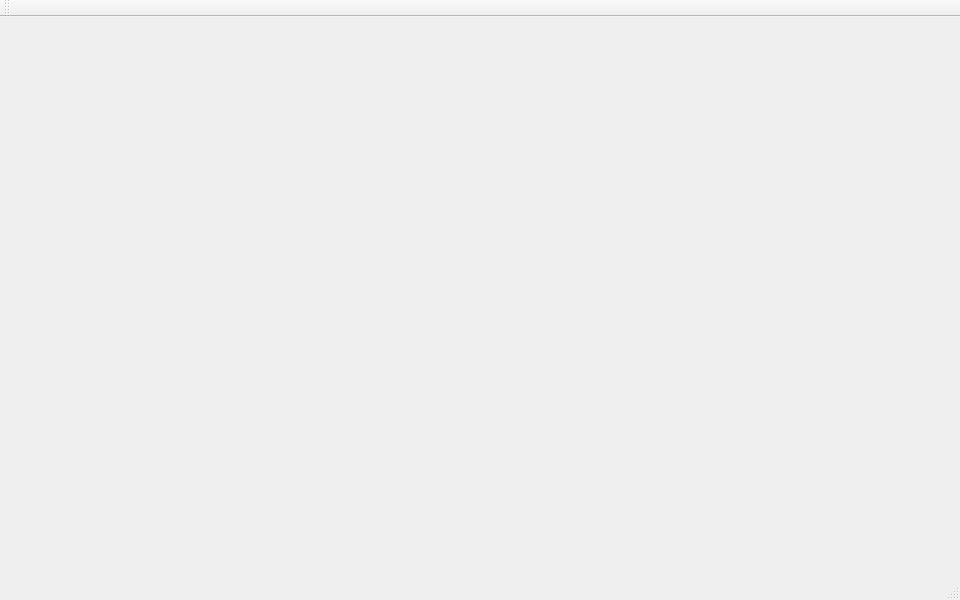
Old version of the form 0614/0614/table.ui in the repository TRRo/chiang.
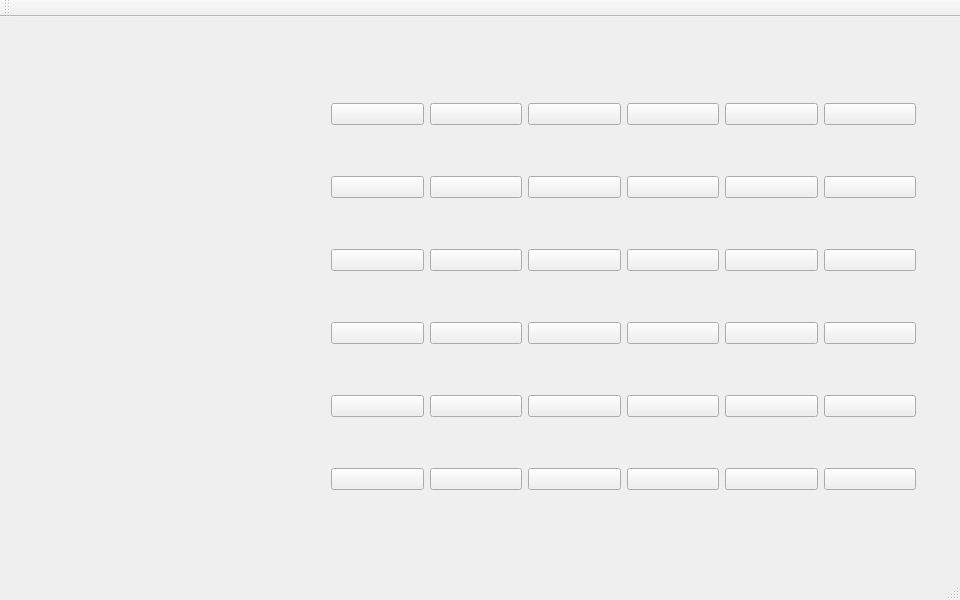
New version of the form.

Patch:
```diff
--- a/0614/0614/table.ui
+++ b/0614/0614/table.ui
@@ -38,7 +38,7 @@
           </size>
          </property>
          <property name="flat">
-          <bool>true</bool>
+          <bool>false</bool>
          </property>
         </widget>
        </item>
@@ -54,7 +54,7 @@
           </size>
          </property>
          <property name="flat">
-          <bool>true</bool>
+          <bool>false</bool>
          </property>
         </widget>
        </item>
@@ -70,7 +70,7 @@
           </size>
          </property>
          <property name="flat">
-          <bool>true</bool>
+          <bool>false</bool>
          </property>
         </widget>
        </item>
@@ -86,7 +86,7 @@
           </size>
          </property>
          <property name="flat">
-          <bool>true</bool>
+          <bool>false</bool>
          </property>
         </widget>
        </item>
@@ -102,7 +102,7 @@
           </size>
          </property>
          <property name="flat">
-          <bool>true</bool>
+          <bool>false</bool>
          </property>
         </widget>
        </item>
@@ -118,7 +118,7 @@
           </size>
          </property>
          <property name="flat">
-          <bool>true</bool>
+          <bool>false</bool>
          </property>
         </widget>
        </item>
@@ -138,7 +138,7 @@
           </size>
          </property>
          <property name="flat">
-          <bool>true</bool>
+          <bool>false</bool>
          </property>
         </widget>
        </item>
@@ -154,7 +154,7 @@
           </size>
          </property>
          <property name="flat">
-          <bool>true</bool>
+          <bool>false</bool>
          </property>
         </widget>
        </item>
@@ -170,7 +170,7 @@
           </size>
          </property>
          <property name="flat">
-          <bool>true</bool>
+          <bool>false</bool>
          </property>
         </widget>
        </item>
@@ -186,7 +186,7 @@
           </size>
          </property>
          <property name="flat">
-          <bool>true</bool>
+          <bool>false</bool>
          </property>
         </widget>
        </item>
@@ -202,7 +202,7 @@
           </size>
          </property>
          <property name="flat">
-          <bool>true</bool>
+          <bool>false</bool>
          </property>
         </widget>
        </item>
@@ -218,7 +218,7 @@
           </size>
          </property>
          <property name="flat">
-          <bool>true</bool>
+          <bool>false</bool>
          </property>
         </widget>
        </item>
@@ -238,7 +238,7 @@
           </size>
          </property>
          <property name="flat">
-          <bool>true</bool>
+          <bool>false</bool>
          </property>
         </widget>
        </item>
@@ -254,7 +254,7 @@
           </size>
          </property>
          <property name="flat">
-          <bool>true</bool>
+          <bool>false</bool>
          </property>
         </widget>
        </item>
@@ -270,7 +270,7 @@
           </size>
          </property>
          <property name="flat">
-          <bool>true</bool>
+          <bool>false</bool>
          </property>
         </widget>
        </item>
@@ -286,7 +286,7 @@
           </size>
          </property>
          <property name="flat">
-          <bool>true</bool>
+          <bool>false</bool>
          </property>
         </widget>
        </item>
@@ -302,7 +302,7 @@
           </size>
          </property>
          <property name="flat">
-          <bool>true</bool>
+          <bool>false</bool>
          </property>
         </widget>
        </item>
@@ -318,7 +318,7 @@
           </size>
          </property>
          <property name="flat">
-          <bool>true</bool>
+          <bool>false</bool>
          </property>
         </widget>
        </item>
@@ -338,7 +338,7 @@
           </size>
          </property>
          <property name="flat">
-          <bool>true</bool>
+          <bool>false</bool>
          </property>
         </widget>
        </item>
@@ -354,7 +354,7 @@
           </size>
          </property>
          <property name="flat">
-          <bool>true</bool>
+          <bool>false</bool>
          </property>
         </widget>
        </item>
@@ -370,7 +370,7 @@
           </size>
          </property>
          <property name="flat">
-          <bool>true</bool>
+          <bool>false</bool>
          </property>
         </widget>
        </item>
@@ -386,7 +386,7 @@
           </size>
          </property>
          <property name="flat">
-          <bool>true</bool>
+          <bool>false</bool>
          </property>
         </widget>
        </item>
@@ -402,7 +402,7 @@
           </size>
          </property>
          <property name="flat">
-          <bool>true</bool>
+          <bool>false</bool>
          </property>
         </widget>
        </item>
@@ -418,7 +418,7 @@
           </size>
          </property>
          <property name="flat">
-          <bool>true</bool>
+          <bool>false</bool>
          </property>
         </widget>
        </item>
@@ -438,7 +438,7 @@
           </size>
          </property>
          <property name="flat">
-          <bool>true</bool>
+          <bool>false</bool>
          </property>
         </widget>
        </item>
@@ -454,7 +454,7 @@
           </size>
          </property>
          <property name="flat">
-          <bool>true</bool>
+          <bool>false</bool>
          </property>
         </widget>
        </item>
@@ -470,7 +470,7 @@
           </size>
          </property>
          <property name="flat">
-          <bool>true</bool>
+          <bool>false</bool>
          </property>
         </widget>
        </item>
@@ -486,7 +486,7 @@
           </size>
          </property>
          <property name="flat">
-          <bool>true</bool>
+          <bool>false</bool>
          </property>
         </widget>
        </item>
@@ -502,7 +502,7 @@
           </size>
          </property>
          <property name="flat">
-          <bool>true</bool>
+          <bool>false</bool>
          </property>
         </widget>
        </item>
@@ -518,7 +518,7 @@
           </size>
          </property>
          <property name="flat">
-          <bool>true</bool>
+          <bool>false</bool>
          </property>
         </widget>
        </item>
@@ -538,7 +538,7 @@
           </size>
          </property>
          <property name="flat">
-          <bool>true</bool>
+          <bool>false</bool>
          </property>
         </widget>
        </item>
@@ -554,7 +554,7 @@
           </size>
          </property>
          <property name="flat">
-          <bool>true</bool>
+          <bool>false</bool>
          </property>
         </widget>
        </item>
@@ -570,7 +570,7 @@
           </size>
          </property>
          <property name="flat">
-          <bool>true</bool>
+          <bool>false</bool>
          </property>
         </widget>
        </item>
@@ -586,7 +586,7 @@
           </size>
          </property>
          <property name="flat">
-          <bool>true</bool>
+          <bool>false</bool>
          </property>
         </widget>
        </item>
@@ -602,7 +602,7 @@
           </size>
          </property>
          <property name="flat">
-          <bool>true</bool>
+          <bool>false</bool>
          </property>
         </widget>
        </item>
@@ -618,7 +618,7 @@
           </size>
          </property>
          <property name="flat">
-          <bool>true</bool>
+          <bool>false</bool>
          </property>
         </widget>
        </item>
```
